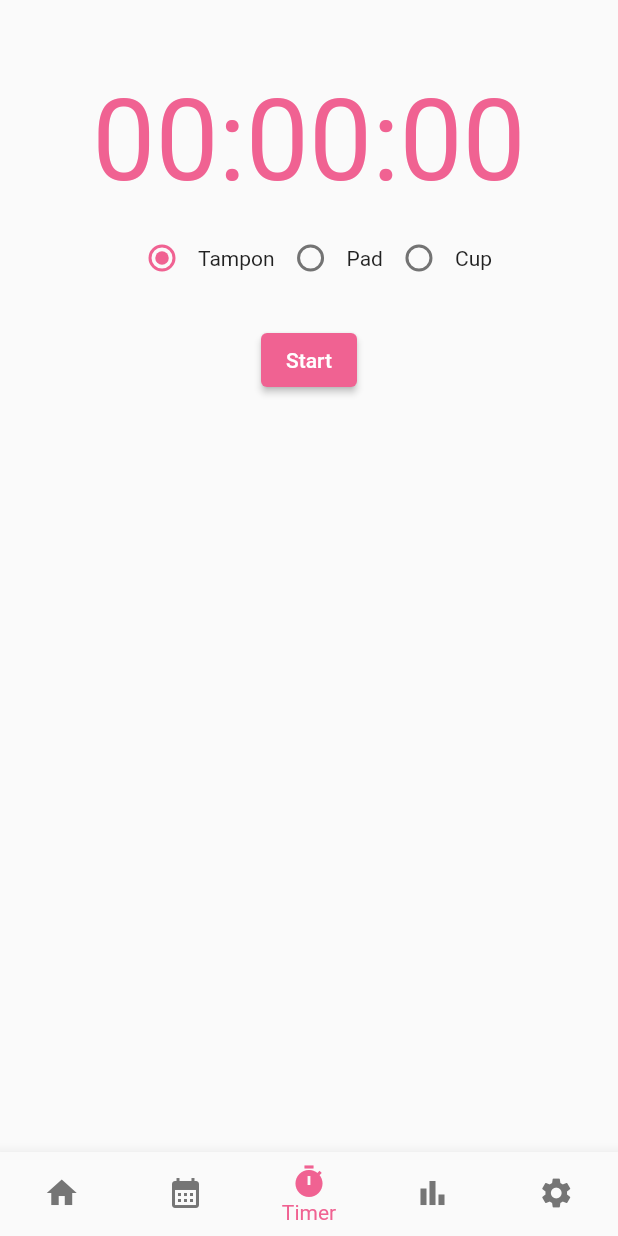
After one commit to lakoliu/Tyd, a Flutter app: the screen it shows after launch, item 3 of the bottom bar chosen, on a phone screen of 412 x 824 dp. The commit adds this screen. Run offline on Flutter 3.47's test engine with Material 2 defaults, Android fonts, the phone set to English and light mode, and no system bars; our stand-ins replace calendar_timeline, flutter_colorpicker, hive, hive_flutter, settings_ui, stop_watch_timer; missing offline and left inert: filter_list, swatch_generator; accounts and stored records are empty.

Commit message:
Created Timer View

```diff
--- /dev/null
+++ b/lib/helpers/timer_view.dart
@@ -0,0 +1,198 @@
+import 'package:flutter/cupertino.dart';
+import 'package:flutter/material.dart';
+import 'package:hive/hive.dart';
+import 'package:stop_watch_timer/stop_watch_timer.dart';
+import 'package:swatch_generator/swatch_generator.dart';
+
+import '../views/components/bottom_nav_bar.dart';
+
+class TimerView extends StatefulWidget {
+  const TimerView({Key? key}) : super(key: key);
+
+  @override
+  State<TimerView> createState() => _TimerViewState();
+}
+
+class _TimerViewState extends State<TimerView> {
+  var appBox = Hive.box('app_box');
+  final _stopWatchTimer = StopWatchTimer();
+  var _radioSelected = 1;
+  late DateTime startTime;
+  late DateTime stopTime;
+
+  // TODO Temporary (replace with saved values)
+  var timerMinutes = 1;
+
+  void startStop({DateTime? startingTime}) {
+    if (_stopWatchTimer.isRunning) {
+      setState(() {
+        _stopWatchTimer.onStopTimer();
+        _stopWatchTimer.onResetTimer();
+      });
+    } else {
+      _stopWatchTimer.clearPresetTime();
+      setState(() {
+        _stopWatchTimer.onStartTimer();
+      });
+    }
+  }
+
+  void startTimer(DateTime startingTime) {
+    if (!_stopWatchTimer.isRunning) {
+      startTime = startingTime;
+      var timeDifference = DateTime.now().difference(startingTime).inMinutes;
+      _stopWatchTimer.setPresetMinuteTime(timeDifference);
+      setState(() {
+        _stopWatchTimer.onStartTimer();
+      });
+    }
+  }
+
+  void stopTimer(DateTime stoppingTime) {
+    if (_stopWatchTimer.isRunning) {
+      setState(() {
+        _stopWatchTimer.onStopTimer();
+      });
+      _stopWatchTimer.clearPresetTime();
+      _stopWatchTimer.onResetTimer();
+      stopTime = stoppingTime;
+    }
+  }
+
+  DateTime toDateTime(TimeOfDay timeOfDay) {
+    var now = DateTime.now();
+    return DateTime(now.year, now.month, now.day, timeOfDay.hour, timeOfDay.minute);
+  }
+
+  void showCustomTimePicker(BuildContext context) async {
+    TimeOfDay? selectedTime = await showTimePicker(
+      context: context,
+      initialTime: TimeOfDay.now(),
+      confirmText: 'START',
+      helpText: 'SELECT START TIME',
+      builder: (context, child) {
+        return Theme(
+          data: Theme.of(context).copyWith(
+            colorScheme: ColorScheme.fromSwatch(
+              primarySwatch: SwatchGenerator.fromColor(
+                  Hive.box('app_box').get('accentColor') ?? Colors.pink[300]
+              ),
+            ),
+          ),
+          child: child!,
+        );
+      },
+    );
+    if (selectedTime != null) {
+      startTimer(toDateTime(selectedTime));
+    }
+  }
+
+
+  @override
+  void initState() {
+    super.initState();
+  }
+
+  @override
+  Widget build(BuildContext context) {
+    return Scaffold(
+      body: SafeArea(
+        child: Center(
+          child: Column(
+            crossAxisAlignment: CrossAxisAlignment.center,
+            children: [
+              const SizedBox(height: 50.0,),
+              StreamBuilder<int>(
+                stream: _stopWatchTimer.rawTime,
+                initialData: _stopWatchTimer.rawTime.value,
+                builder: (context, snap) {
+                  final value = snap.data!;
+                  final displayTime = StopWatchTimer.getDisplayTime(
+                      value, milliSecond: false);
+                  // Save for future indicator: var progress = 100 - (value / (timerMinutes * 60 * 1000) * 100);
+                  return Text(
+                    displayTime,
+                    style: TextStyle(
+                      fontSize: 75.0,
+                      color: Theme.of(context).primaryColor,
+                    ),
+                  );
+                }
+              ),
+              const SizedBox(height: 10.0,),
+              Row(
+                mainAxisAlignment: MainAxisAlignment.center,
+                children: [
+                  Radio(
+                    activeColor: Theme.of(context).primaryColor,
+                    groupValue: _radioSelected,
+                    value: 1,
+                    onChanged: (int? value) {
+                      setState(() {
+                        _radioSelected = value!;
+                      });
+                    },
+                  ),
+                  const Text('Tampon'),
+                  Radio(
+                    activeColor: Theme.of(context).primaryColor,
+                    groupValue: _radioSelected,
+                    value: 2,
+                    onChanged: (int? value) {
+                      setState(() {
+                        _radioSelected = value!;
+                      });
+                    },
+                  ),
+                  const Text('Pad'),
+                  Radio(
+                    activeColor: Theme.of(context).primaryColor,
+                    groupValue: _radioSelected,
+                    value: 3,
+                    onChanged: (int? value) {
+                      setState(() {
+                        _radioSelected = value!;
+                      });
+                    },
+                  ),
+                  const Text('Cup'),
+                ],
+              ),
+              const SizedBox(height: 20.0,),
+              if (_stopWatchTimer.isRunning) ...[
+                ElevatedButton(
+                  style: ElevatedButton.styleFrom(
+                    backgroundColor: Theme.of(context).primaryColor
+                  ),
+                  onPressed: () {
+                    stopTimer(DateTime.now());
+                    startTimer(DateTime.now());
+                  },
+                  child: const Text('Just Changed'),
+                ),
+                ElevatedButton(
+                  style: ElevatedButton.styleFrom(
+                    backgroundColor: Theme.of(context).primaryColor
+                  ),
+                  onPressed: () => stopTimer(DateTime.now()),
+                  child: const Text('Stop'),
+                ),
+              ] else ...[
+                ElevatedButton(
+                  style: ElevatedButton.styleFrom(
+                    backgroundColor: Theme.of(context).primaryColor
+                  ),
+                  onPressed: () => showCustomTimePicker(context),
+                  child: const Text('Start'),
+                ),
+              ],
+
+            ],
+          ),
+        ),
+      ),
+      bottomNavigationBar: bottomNavBar(context, 2),
+    );
+  }
+}
--- a/lib/main.dart
+++ b/lib/main.dart
@@ -8,6 +8,7 @@ import 'package:vula/views/settings_view.dart';
 import 'package:vula/views/stats_view.dart';
 
 import 'helpers/color_adapter.dart';
+import 'helpers/timer_view.dart';
 import 'views/sub_settings/accent_color_view.dart';
 
 
@@ -36,12 +37,40 @@ class MyApp extends StatelessWidget {
           themeMode: Hive.box('app_box').get('darkMode', defaultValue: false) ? ThemeMode.dark : ThemeMode.light,
           theme: ThemeData(
             primaryColor: Hive.box('app_box').get('accentColor') ?? Colors.pink[300],
+            primaryColorLight: Hive.box('app_box').get('accentColor') != null ? Hive.box('app_box').get('accentColor').withOpacity(0.3) : Colors.pink[300]?.withOpacity(0.3),
             appBarTheme: AppBarTheme(
               backgroundColor: Hive.box('app_box').get('accentColor') ?? Colors.pink[300],
             ),
             bottomNavigationBarTheme: BottomNavigationBarThemeData(
               selectedItemColor: Hive.box('app_box').get('accentColor') ?? Colors.pink[300],
               unselectedItemColor: Colors.grey[600],
+            ),
+            pageTransitionsTheme: const PageTransitionsTheme(builders: {TargetPlatform.android: CupertinoPageTransitionsBuilder(),}),
+            buttonTheme: ButtonThemeData(
+              buttonColor: Hive.box('app_box').get('accentColor') ?? Colors.pink[300],
+            ),
+            timePickerTheme: TimePickerThemeData(
+              dialHandColor: Hive.box('app_box').get('accentColor') ?? Colors.pink[300],
+              hourMinuteColor: MaterialStateColor.resolveWith((states) =>
+                states.contains(MaterialState.selected)
+                  ? Hive.box('app_box').get('accentColor') != null
+                      ? Hive.box('app_box').get('accentColor').withOpacity(0.2)
+                      : Colors.pink[300]?.withOpacity(0.2)
+                  : Colors.grey[300]),
+              hourMinuteTextColor: MaterialStateColor.resolveWith((states) =>
+                states.contains(MaterialState.selected)
+                  ? Hive.box('app_box').get('accentColor')
+                  : Colors.black),
+              dayPeriodColor: MaterialStateColor.resolveWith((states) =>
+                states.contains(MaterialState.selected)
+                  ? Hive.box('app_box').get('accentColor') != null
+                      ? Hive.box('app_box').get('accentColor').withOpacity(0.2)
+                      : Colors.pink[300]?.withOpacity(0.2)
+                  : Colors.white),
+              dayPeriodTextColor: MaterialStateColor.resolveWith((states) =>
+                states.contains(MaterialState.selected)
+                  ? Hive.box('app_box').get('accentColor') ?? Colors.pink[300]
+                  : Colors.grey[500]),
             ),
           ),
           darkTheme: ThemeData(
@@ -52,17 +81,15 @@ class MyApp extends StatelessWidget {
               unselectedItemColor: Colors.white,
               backgroundColor: Colors.grey[800],
             ),
+            pageTransitionsTheme: const PageTransitionsTheme(builders: {TargetPlatform.android: CupertinoPageTransitionsBuilder(),}),
           ),
-          // ThemeData.dark().copyWith(
-          //   colorScheme: const ColorScheme.dark().copyWith(primary: Colors.pink[300]),
-          // ),
           initialRoute: 'homeView',
           routes: {
             'homeView': (context) => const HomeView(),
             'historyView': (context) => const HistoryView(),
             'statsView': (context) => const StatsView(),
             'settingsView': (context) => const SettingsView(),
-            // 'timerView': (context) => const TimerView(),
+            'timerView': (context) => const TimerView(),
             'accentColorView': (context) => const AccentColorView(),
           },
         );
--- a/lib/views/components/bottom_nav_bar.dart
+++ b/lib/views/components/bottom_nav_bar.dart
@@ -15,7 +15,7 @@ Widget bottomNavBar(BuildContext context, int navIndex) {
       ),
       BottomNavigationBarItem(
         icon: Icon(Icons.timer),
-        label: 'Tampon Timer',
+        label: 'Timer',
       ),
       BottomNavigationBarItem(
         icon: Icon(Icons.bar_chart),
@@ -34,7 +34,7 @@ Widget bottomNavBar(BuildContext context, int navIndex) {
         } else if (index == 1) {
           Navigator.pushNamed(context, 'historyView');
         } else if (index == 2) {
-          // Navigator.pushNamed(context, 'timerView');
+          Navigator.pushNamed(context, 'timerView');
         } else if (index == 3) {
           Navigator.pushNamed(context, 'statsView');
         } else if (index == 4) {
--- a/pubspec.yaml
+++ b/pubspec.yaml
@@ -20,6 +20,8 @@ dependencies:
   settings_ui: ^2.0.2
   flutter_colorpicker: ^1.0.3
   collection: ^1.16.0
+  stop_watch_timer: ^2.0.0
+  swatch_generator: ^0.1.0
 
 dev_dependencies:
   flutter_test:
```
Also changed, not shown: lib/views/history_view.dart (+15 -5 lines), pubspec.lock.
